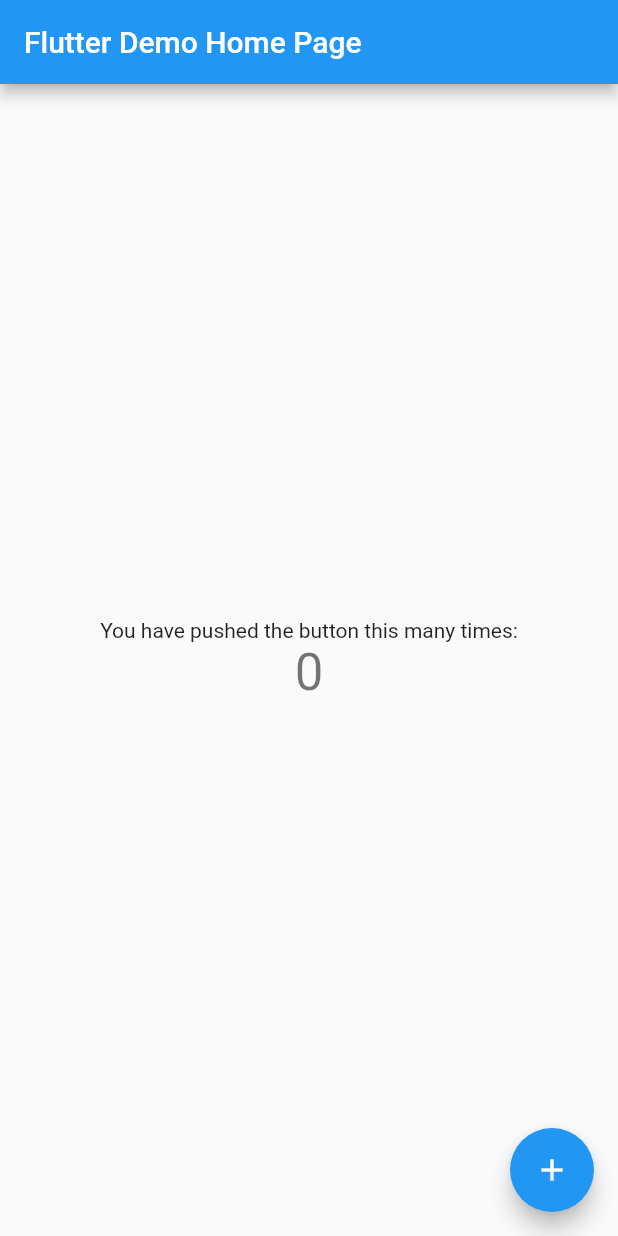
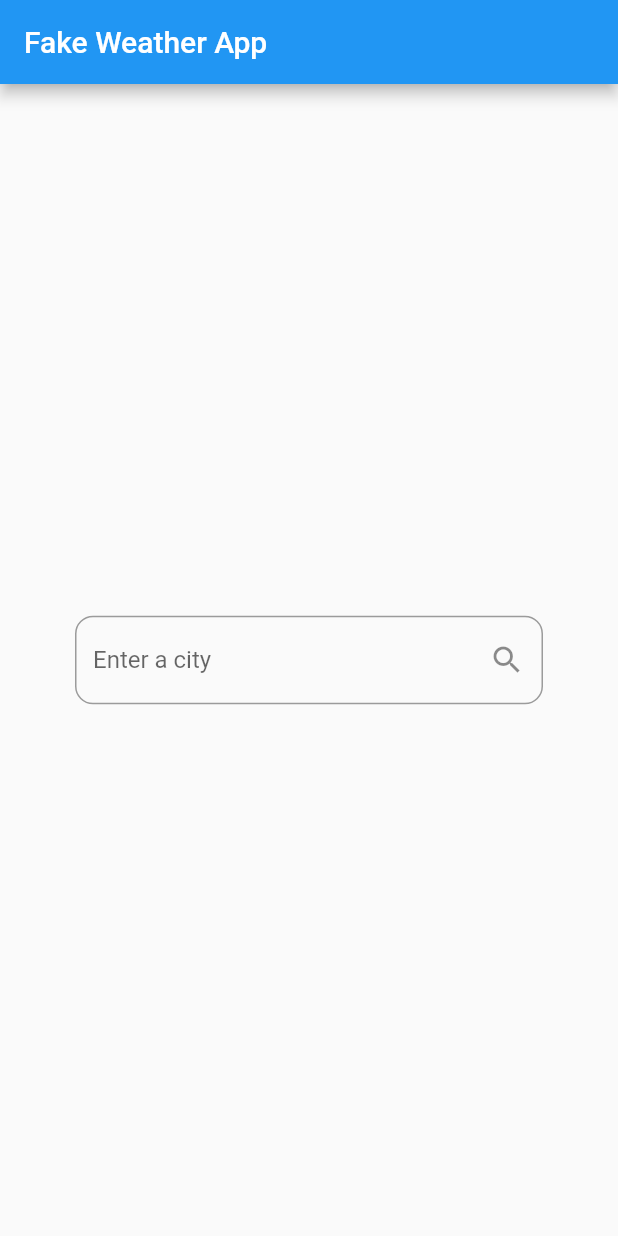
Before and after one commit to wilyanto/learn_flutter_bloc, a Flutter app: the screen it shows after launch, on a phone screen of 412 x 824 dp. Run offline on Flutter 3.47's test engine with Material 2 defaults, Android fonts, the phone set to English and light mode, and no system bars; our stand-ins replace bloc, equatable, flutter_bloc.

Commit message:
implementing bloc to application

```diff
--- /dev/null
+++ b/lib/bloc/weather_bloc.dart
@@ -0,0 +1,35 @@
+import 'dart:async';
+import 'dart:math';
+
+import 'package:bloc/bloc.dart';
+import 'package:equatable/equatable.dart';
+import 'package:learn_flutter_bloc/model/weather.dart';
+
+part 'weather_event.dart';
+part 'weather_state.dart';
+
+class WeatherBloc extends Bloc<WeatherEvent, WeatherState> {
+  WeatherBloc() : super(WeatherInitial());
+
+  @override
+  Stream<WeatherState> mapEventToState(
+    WeatherEvent event,
+  ) async* {
+    // Distinguish between different events
+    if (event is GetWeather) {
+      yield WeatherLoading();
+      final weather = await _fetchWeatherFromFakeApi(event.cityName); // get data from Fake API
+      yield WeatherLoaded(weather);
+    }
+  }
+
+  Future<Weather> _fetchWeatherFromFakeApi(String cityName) {
+    // Stimulate network delay while fetching random temperature
+    return Future.delayed(Duration(seconds: 1), () {
+      return Weather(
+        cityName: cityName,
+        temperature: 20 + Random().nextInt(15) + Random().nextDouble(),
+      );
+    });
+  }
+}
--- /dev/null
+++ b/lib/bloc/weather_event.dart
@@ -0,0 +1,14 @@
+part of 'weather_bloc.dart';
+
+abstract class WeatherEvent extends Equatable {
+  const WeatherEvent();
+
+  @override
+  List<Object> get props => [];
+}
+
+class GetWeather extends WeatherEvent {
+  final String cityName;
+
+  GetWeather(this.cityName);
+}
--- /dev/null
+++ b/lib/bloc/weather_state.dart
@@ -0,0 +1,18 @@
+part of 'weather_bloc.dart';
+
+abstract class WeatherState extends Equatable {
+  const WeatherState();
+
+  @override
+  List<Object> get props => [];
+}
+
+class WeatherInitial extends WeatherState {}
+
+class WeatherLoading extends WeatherState {}
+
+class WeatherLoaded extends WeatherState {
+  final Weather weather;
+
+  WeatherLoaded(this.weather);
+}
--- a/lib/main.dart
+++ b/lib/main.dart
@@ -1,113 +1,151 @@
 import 'package:flutter/material.dart';
+import 'package:flutter_bloc/flutter_bloc.dart';
 
-void main() {
-  runApp(MyApp());
-}
+import 'bloc/weather_bloc.dart';
+import 'model/weather.dart';
+
+void main() => runApp(MyApp());
 
 class MyApp extends StatelessWidget {
-  // This widget is the root of your application.
   @override
   Widget build(BuildContext context) {
     return MaterialApp(
-      title: 'Flutter Demo',
+      title: 'Fake Weather App',
       theme: ThemeData(
-        // This is the theme of your application.
-        //
-        // Try running your application with "flutter run". You'll see the
-        // application has a blue toolbar. Then, without quitting the app, try
-        // changing the primarySwatch below to Colors.green and then invoke
-        // "hot reload" (press "r" in the console where you ran "flutter run",
-        // or simply save your changes to "hot reload" in a Flutter IDE).
-        // Notice that the counter didn't reset back to zero; the application
-        // is not restarted.
         primarySwatch: Colors.blue,
       ),
-      home: MyHomePage(title: 'Flutter Demo Home Page'),
+      home: WeatherPage(),
     );
   }
 }
 
-class MyHomePage extends StatefulWidget {
-  MyHomePage({Key? key, required this.title}) : super(key: key);
-
-  // This widget is the home page of your application. It is stateful, meaning
-  // that it has a State object (defined below) that contains fields that affect
-  // how it looks.
-
-  // This class is the configuration for the state. It holds the values (in this
-  // case the title) provided by the parent (in this case the App widget) and
-  // used by the build method of the State. Fields in a Widget subclass are
-  // always marked "final".
-
-  final String title;
-
+class WeatherPage extends StatelessWidget {
   @override
-  _MyHomePageState createState() => _MyHomePageState();
+  Widget build(BuildContext context) {
+    return Scaffold(
+      appBar: AppBar(
+        title: Text("Fake Weather App"),
+      ),
+      // BlocProvider is an InheritedWidget for Blocs
+      body: BlocProvider(
+        // This bloc can now be accessed from CityInputField
+        // It is now automatically disposed (since 0.17.0)
+        create: (context) => WeatherBloc(),
+        child: WeatherPageChild(),
+      ),
+    );
+  }
 }
 
-class _MyHomePageState extends State<MyHomePage> {
-  int _counter = 0;
-
-  void _incrementCounter() {
-    setState(() {
-      // This call to setState tells the Flutter framework that something has
-      // changed in this State, which causes it to rerun the build method below
-      // so that the display can reflect the updated values. If we changed
-      // _counter without calling setState(), then the build method would not be
-      // called again, and so nothing would appear to happen.
-      _counter++;
-    });
-  }
+// Because we now don't hold a reference to the WeatherBloc directly,
+// we have to get it through the BlocProvider. This is only possible from
+// a widget which is a child of the BlocProvider in the widget tree.
+class WeatherPageChild extends StatelessWidget {
+  const WeatherPageChild({
+    Key? key,
+  }) : super(key: key);
 
   @override
   Widget build(BuildContext context) {
-    // This method is rerun every time setState is called, for instance as done
-    // by the _incrementCounter method above.
-    //
-    // The Flutter framework has been optimized to make rerunning build methods
-    // fast, so that you can just rebuild anything that needs updating rather
-    // than having to individually change instances of widgets.
-    return Scaffold(
-      appBar: AppBar(
-        // Here we take the value from the MyHomePage object that was created by
-        // the App.build method, and use it to set our appbar title.
-        title: Text(widget.title),
-      ),
-      body: Center(
-        // Center is a layout widget. It takes a single child and positions it
-        // in the middle of the parent.
-        child: Column(
-          // Column is also a layout widget. It takes a list of children and
-          // arranges them vertically. By default, it sizes itself to fit its
-          // children horizontally, and tries to be as tall as its parent.
-          //
-          // Invoke "debug painting" (press "p" in the console, choose the
-          // "Toggle Debug Paint" action from the Flutter Inspector in Android
-          // Studio, or the "Toggle Debug Paint" command in Visual Studio Code)
-          // to see the wireframe for each widget.
-          //
-          // Column has various properties to control how it sizes itself and
-          // how it positions its children. Here we use mainAxisAlignment to
-          // center the children vertically; the main axis here is the vertical
-          // axis because Columns are vertical (the cross axis would be
-          // horizontal).
-          mainAxisAlignment: MainAxisAlignment.center,
-          children: <Widget>[
-            Text(
-              'You have pushed the button this many times:',
-            ),
-            Text(
-              '$_counter',
-              style: Theme.of(context).textTheme.headline4,
-            ),
-          ],
+    return Container(
+      padding: EdgeInsets.symmetric(vertical: 16),
+      alignment: Alignment.center,
+      // BlocListener invokes the listener when new state is emitted.
+      child: BlocListener(
+        bloc: BlocProvider.of<WeatherBloc>(context),
+        // Listener is the place for logging, showing Snackbars, navigating, etc.
+        // It is guaranteed to run only once per state change.
+        listener: (BuildContext context, WeatherState state) {
+          if (state is WeatherLoaded) {
+            print("Loaded: ${state.weather.cityName}");
+          }
+        },
+        // BlocBuilder invokes the builder when new state is emitted.
+        child: BlocBuilder(
+          bloc: BlocProvider.of<WeatherBloc>(context),
+          // The builder function has to be a "pure function".
+          // That is, it only returns a Widget and doesn't do anything else.
+          builder: (BuildContext context, WeatherState state) {
+            // Changing the UI based on the current state
+            if (state is WeatherInitial) {
+              return buildInitialInput();
+            } else if (state is WeatherLoading) {
+              return buildLoading();
+            } else if (state is WeatherLoaded) {
+              return buildColumnWithData(state.weather);
+            }
+            return Container(); // TODO: ask
+          },
         ),
       ),
-      floatingActionButton: FloatingActionButton(
-        onPressed: _incrementCounter,
-        tooltip: 'Increment',
-        child: Icon(Icons.add),
-      ), // This trailing comma makes auto-formatting nicer for build methods.
+    );
+  }
+
+  Widget buildInitialInput() {
+    return Center(
+      child: CityInputField(),
+    );
+  }
+
+  Widget buildLoading() {
+    return Center(
+      child: CircularProgressIndicator(),
+    );
+  }
+
+  // Builds widgets from the starter UI with custom weather data
+  Column buildColumnWithData(Weather weather) {
+    return Column(
+      mainAxisAlignment: MainAxisAlignment.spaceEvenly,
+      children: <Widget>[
+        Text(
+          weather.cityName,
+          style: TextStyle(
+            fontSize: 40,
+            fontWeight: FontWeight.w700,
+          ),
+        ),
+        Text(
+          // Display the temperature with 1 decimal place
+          "${weather.temperature.toStringAsFixed(1)} °C",
+          style: TextStyle(fontSize: 80),
+        ),
+        CityInputField(),
+      ],
     );
   }
 }
+
+class CityInputField extends StatefulWidget {
+  const CityInputField({
+    Key? key,
+  }) : super(key: key);
+
+  @override
+  _CityInputFieldState createState() => _CityInputFieldState();
+}
+
+class _CityInputFieldState extends State<CityInputField> {
+  @override
+  Widget build(BuildContext context) {
+    return Padding(
+      padding: const EdgeInsets.symmetric(horizontal: 50),
+      child: TextField(
+        onSubmitted: submitCityName,
+        textInputAction: TextInputAction.search,
+        decoration: InputDecoration(
+          hintText: "Enter a city",
+          border: OutlineInputBorder(borderRadius: BorderRadius.circular(12)),
+          suffixIcon: Icon(Icons.search),
+        ),
+      ),
+    );
+  }
+
+  void submitCityName(String cityName) {
+    // Get the Bloc using the BlocProvider
+    final weatherBloc = BlocProvider.of<WeatherBloc>(context);
+    // Initiate getting the weather
+    weatherBloc.add(GetWeather(cityName)); // 'dispatch' change into 'add'
+  }
+}
--- /dev/null
+++ b/lib/model/weather.dart
@@ -0,0 +1,15 @@
+import 'package:equatable/equatable.dart';
+
+class Weather extends Equatable {
+  final String cityName;
+  final double temperature;
+
+  Weather({
+    required this.cityName,
+    required this.temperature,
+  });
+
+  @override
+  // TODO: implement props
+  List<Object?> get props => throw UnimplementedError();
+}
```
Also changed, not shown: pubspec.yaml (+3 -8 lines), pubspec.lock.
